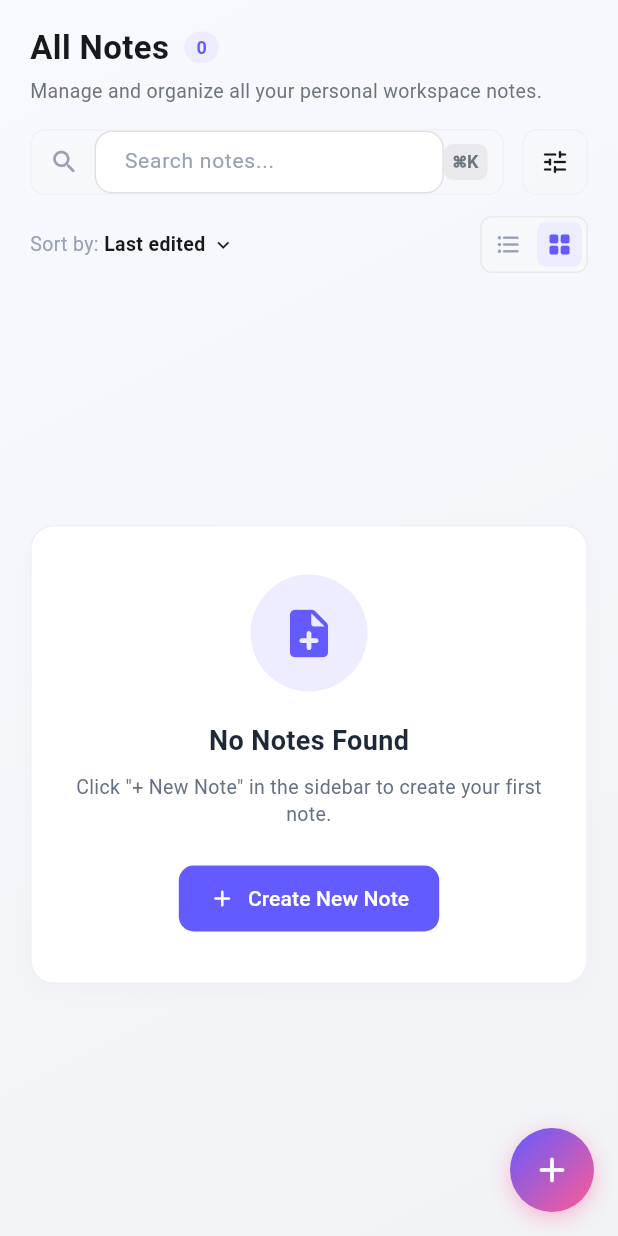
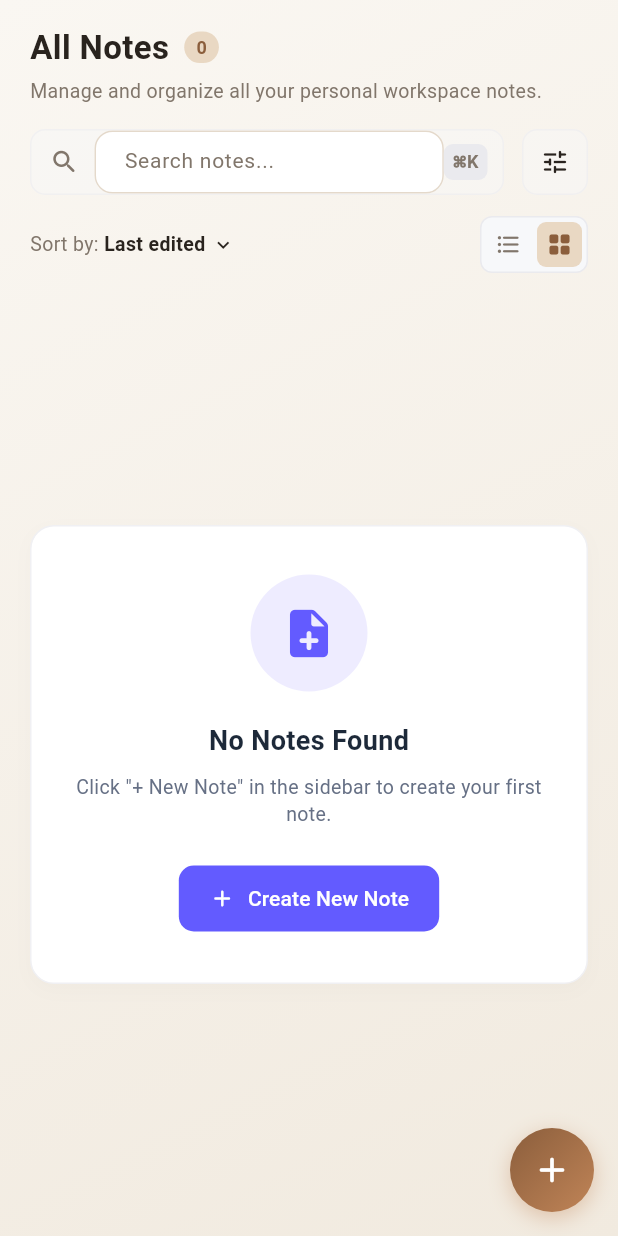
Before and after one commit to abinjoyal/MyNotes-App, a Flutter app: the NotesScreen screen opened directly, on a phone screen of 412 x 824 dp. Run offline on Flutter 3.47's test engine with Material 3 defaults, Android fonts, the phone set to English and light mode, and no system bars; our stand-ins replace file_picker, flutter_animate, flutter_riverpod, local_auth, pdf, printing and 4 more; accounts and stored records are empty.

Commit message:
feat: add theme, layout, and notes screen components

```diff
--- a/lib/app/constants/app_colors.dart
+++ b/lib/app/constants/app_colors.dart
@@ -1,36 +1,38 @@
 import 'package:flutter/material.dart';
 
 abstract class AppColors {
-  // Main Brand Colors
-  /// Primary Purple - #635BFF
-  static const Color primaryPurple = Color(0xFF635BFF);
+  // Main Brand Colors (Warm Terracotta Theme)
+  /// Primary - #8B5E3C
+  static const Color primaryPurple = Color(0xFF8B5E3C);
 
-  /// Vibrant Pink - #FF5B94
-  static const Color primaryPink = Color(0xFFFF5B94);
+  /// Accent - #C08457
+  static const Color primaryPink = Color(0xFFC08457);
 
-  /// Light Lavender - #EEECFF
-  static const Color lightLavender = Color(0xFFEEECFF);
+  /// Selected / Soft Highlight - #E9D8C3
+  static const Color lightLavender = Color(0xFFE9D8C3);
 
-  /// Soft Gray - #F1F3F6
-  static const Color softGray = Color(0xFFF1F3F6);
+  /// Background - #FAF7F2
+  static const Color softGray = Color(0xFFFAF7F2);
 
-  /// Dark Text - #17191C
-  static const Color darkText = Color(0xFF17191C);
+  /// Dark Text - #29231E
+  static const Color darkText = Color(0xFF29231E);
 
   // Text Colors
-  static const Color secondaryText = Color(0xFF6C757D);
-  static const Color lightText = Color(0xFF98A2B3);
+  static const Color secondaryText = Color(0xFF81766B);
+  static const Color lightText = Color(0xFF81766B);
 
   // Surface & Layout Colors
   static const Color white = Color(0xFFFFFFFF);
-  static const Color cardBackground = Color(0xFFFFFFFF);
-  static const Color sidebarBackground = Color(0xFFF8F9FA);
-  static const Color divider = Color(0xFFE9ECEF);
-  static const Color border = Color(0xFFE0E0E0);
+  static const Color cardBackground = Color(0xFFF1EADF);
+  static const Color sidebarBackground = Color(0xFFF1EADF);
+  static const Color selectedBackground = Color(0xFFE9D8C3);
+  static const Color divider = Color(0xFFE4D9CB);
+  static const Color border = Color(0xFFE4D9CB);
 
   // Dark Theme Surface Colors
   static const Color darkScaffoldBackground = Color(0xFF121212);
   static const Color darkSurface = Color(0xFF1E1E1E);
+  static const Color darkSidebarBackground = Color(0xFF241B16);
   static const Color darkBorder = Color(0xFF2C2C2C);
   static const Color darkTextPrimary = Color(0xFFE0E0E0);
 
--- a/lib/app/theme/light_theme.dart
+++ b/lib/app/theme/light_theme.dart
@@ -10,13 +10,13 @@ ThemeData get lightThemeData => ThemeData(
   scaffoldBackgroundColor: AppColors.softGray,
   colorScheme: const ColorScheme.light(
     primary: AppColors.primaryPurple,
-    secondary: AppColors.lightLavender,
-    surface: AppColors.white,
+    secondary: AppColors.primaryPink,
+    surface: AppColors.cardBackground,
     onSurface: AppColors.darkText,
     error: AppColors.error,
   ),
   appBarTheme: const AppBarTheme(
-    backgroundColor: AppColors.white,
+    backgroundColor: AppColors.softGray,
     elevation: 0,
     scrolledUnderElevation: 1,
     iconTheme: IconThemeData(color: AppColors.darkText),
--- a/lib/features/notes/presentation/screens/notes_screen.dart
+++ b/lib/features/notes/presentation/screens/notes_screen.dart
@@ -114,7 +114,7 @@ class _NotesScreenState extends ConsumerState<NotesScreen> {
             end: Alignment.bottomRight,
             colors: isDark
                 ? [const Color(0xFF1A1A24), const Color(0xFF121212)]
-                : [const Color(0xFFF8F9FF), const Color(0xFFF1F3F6)],
+                : [AppColors.softGray, AppColors.cardBackground],
           ),
         ),
         child: Scaffold(
@@ -139,7 +139,7 @@ class _NotesScreenState extends ConsumerState<NotesScreen> {
           end: Alignment.bottomRight,
           colors: isDark
               ? [const Color(0xFF1A1A24), const Color(0xFF121212)]
-              : [const Color(0xFFF8F9FF), const Color(0xFFF1F3F6)],
+              : [AppColors.softGray, AppColors.cardBackground],
         ),
       ),
       child: Scaffold(
```
Also changed, not shown: lib/app/layout/sidebar_layout.dart (+6 -34 lines), lib/app/theme/app_theme_colors.dart (+4 -4 lines).
